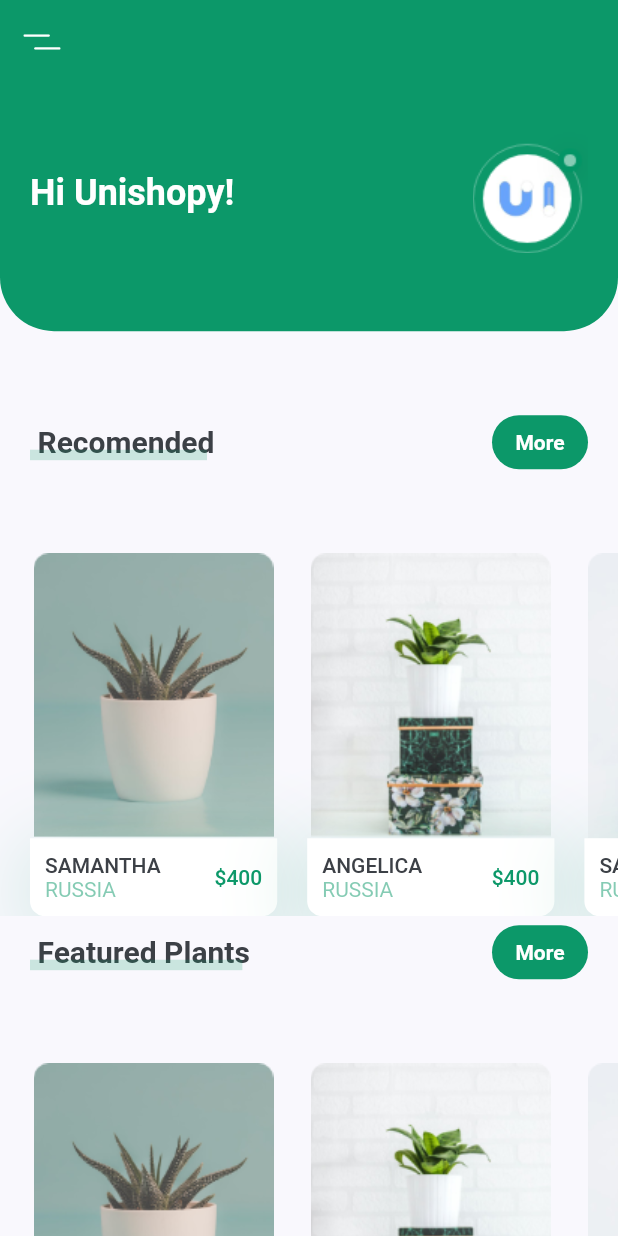
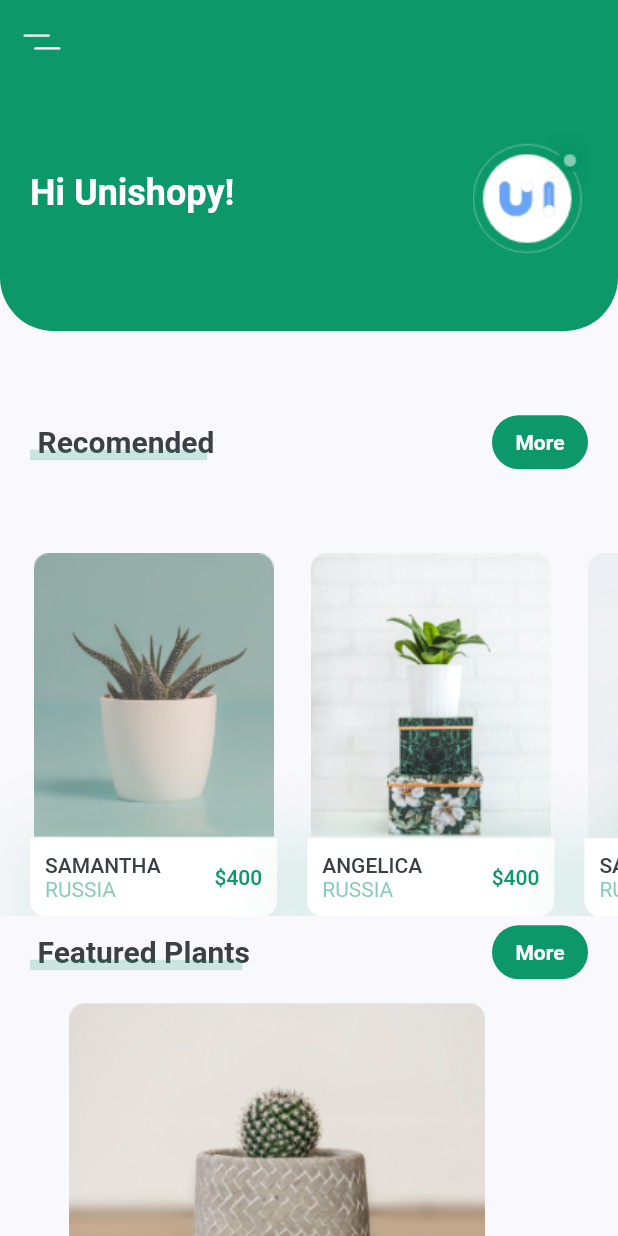
Before and after one commit to solardayz/flutter-plant, a Flutter app: the screen it shows after launch, on a phone screen of 412 x 824 dp. Run offline on Flutter 3.47's test engine with Material 2 defaults, Android fonts, the phone set to English and light mode, and no system bars; our stand-ins replace flutter_svg.

Commit message:
하단 구현 완료

```diff
--- a/lib/screens/home/component/body.dart
+++ b/lib/screens/home/component/body.dart
@@ -1,5 +1,5 @@
 import 'package:flutter/material.dart';
-import 'package:flutter_plants/constants.dart';
+import 'package:flutter_plants/screens/home/component/featured_plants.dart';
 import 'package:flutter_plants/screens/home/component/header.dart';
 import 'package:flutter_plants/screens/home/component/recommend_plants.dart';
 import 'package:flutter_plants/screens/home/component/title_with_more_button.dart';
@@ -22,7 +22,7 @@ class Body extends StatelessWidget {
           TitleWithMoreButton(title: "Recomended", press: () {}),
           RecomendPlants(size: size),
           TitleWithMoreButton(title: "Featured Plants", press: () {}),
-          RecomendPlants(size: size),
+          FeaturedPlants(),
         ],
       ),
     );
--- /dev/null
+++ b/lib/screens/home/component/featured_plants.dart
@@ -0,0 +1,62 @@
+import 'package:flutter/material.dart';
+
+import '../../../constants.dart';
+
+class FeaturedPlants extends StatelessWidget {
+  const FeaturedPlants({
+    Key? key,
+  }) : super(key: key);
+
+  @override
+  Widget build(BuildContext context) {
+    return SingleChildScrollView(
+      scrollDirection: Axis.horizontal,
+      child: Row(
+        children: [
+          FeaturePlantCard(
+            image: "assets/images/bottom_img_1.png",
+            press: () {},
+          ),
+          FeaturePlantCard(
+            image: "assets/images/bottom_img_2.png",
+            press: () {},
+          ),
+        ],
+      ),
+    );
+  }
+}
+
+class FeaturePlantCard extends StatelessWidget {
+  const FeaturePlantCard({
+    Key? key,
+    required this.image,
+    required this.press,
+  }) : super(key: key);
+
+  final String image;
+  final Function press;
+
+  @override
+  Widget build(BuildContext context) {
+    Size size = MediaQuery.of(context).size;
+    return GestureDetector(
+      onTap: () {},
+      child: Container(
+        margin: EdgeInsets.only(
+          left: kDefaultPadding,
+          top: kDefaultPadding / 2,
+          bottom: kDefaultPadding / 2,
+        ),
+        width: size.width * 0.8,
+        height: 185,
+        decoration: BoxDecoration(
+          borderRadius: BorderRadius.circular(10),
+          image: DecorationImage(
+            image: AssetImage(image),
+          ),
+        ),
+      ),
+    );
+  }
+}
```
